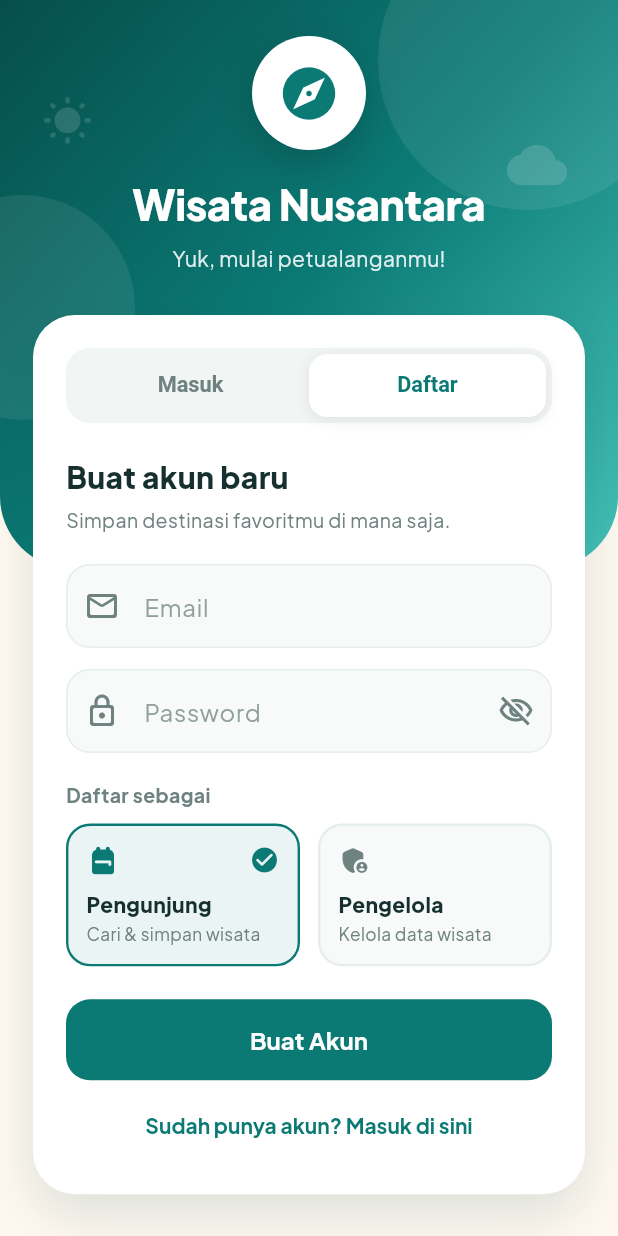
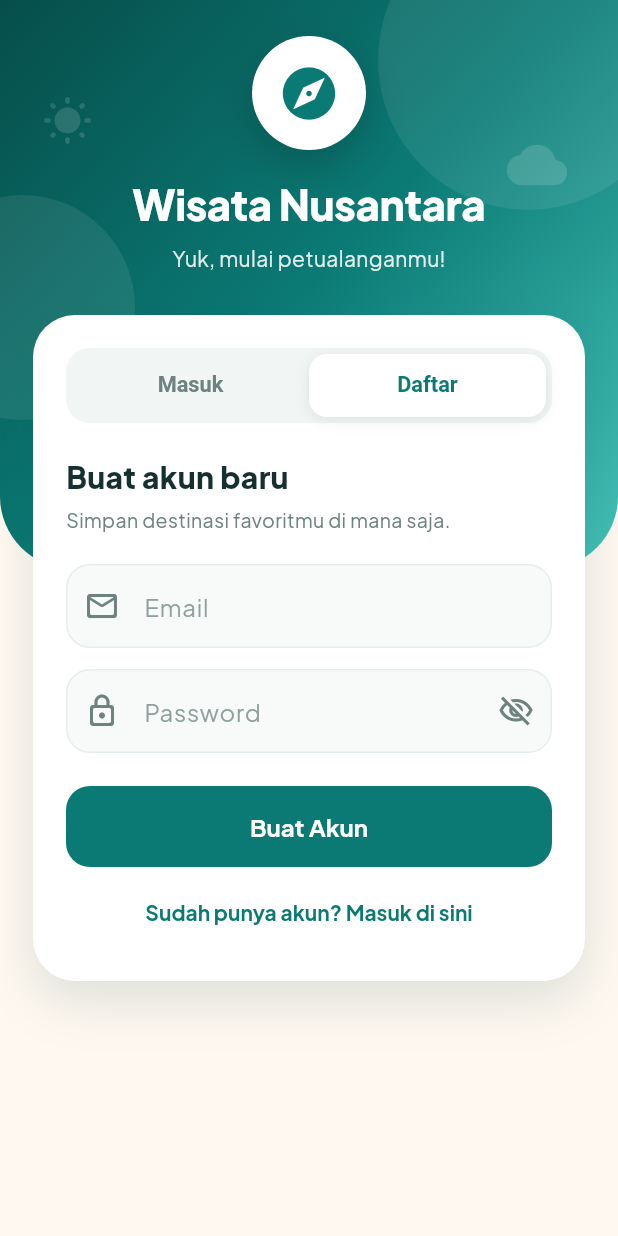
Before and after one commit to muthiahannsa/kelompok-8_Kelas-C_pemrograman_mobile, a Flutter app: the screen it shows after launch, after a tap on "Daftar", on a phone screen of 412 x 824 dp. Run offline on Flutter 3.47's test engine with Material 3 defaults, Android fonts, the phone set to English and light mode, and no system bars; our stand-ins replace cloud_firestore, firebase_auth, firebase_core, firebase_messaging, flutter_local_notifications, flutter_map and 3 more; accounts and stored records are empty.

Commit message:
perbaiki menu register

```diff
--- a/wisata_nusantara/lib/auth/auth_provider.dart
+++ b/wisata_nusantara/lib/auth/auth_provider.dart
@@ -41,11 +41,10 @@ class AuthProvider extends ChangeNotifier {
     super.dispose();
   }
 
-  // Fungsi Register (Membuat akun baru + menyimpan role di Firestore)
+  // Fungsi Register (Membuat akun baru dengan role otomatis 'user')
   Future<String?> register({
     required String email,
     required String password,
-    required String role, // 'admin' atau 'user'
   }) async {
     try {
       _isLoading = true;
@@ -56,15 +55,15 @@ class AuthProvider extends ChangeNotifier {
         password: password,
       );
 
-      // Simpan data role ke Firestore untuk keperluan Authorization
+      // Semua akun baru otomatis ber-role 'user' (admin hanya diubah manual di Console)
       await _firestore.collection('users').doc(cred.user!.uid).set({
         'email': email,
-        'role': role,
+        'role': 'user',
         'createdAt': FieldValue.serverTimestamp(),
       });
 
       _user = cred.user;
-      _role = role;
+      _role = 'user';
       return null; // Berhasil (tidak ada pesan error)
     } on FirebaseAuthException catch (e) {
       return e.message;
@@ -89,13 +88,11 @@ class AuthProvider extends ChangeNotifier {
       );
 
       // Ambil role user dari Firestore (Authorization)
-      DocumentSnapshot doc =
+      final doc =
           await _firestore.collection('users').doc(cred.user!.uid).get();
 
       _user = cred.user;
-      if (doc.exists && doc.data() != null) {
-        _role = (doc.data() as Map<String, dynamic>)['role'] ?? 'user';
-      }
+      _role = (doc.data()?['role'] as String?) ?? 'user';
 
       return null; // Berhasil
     } on FirebaseAuthException catch (e) {
--- a/wisata_nusantara/lib/auth/login_screen.dart
+++ b/wisata_nusantara/lib/auth/login_screen.dart
@@ -20,7 +20,6 @@ class _LoginScreenState extends State<LoginScreen> {
 
   bool _isLoginMode = true;
   bool _obscurePassword = true;
-  String _selectedRole = 'user';
 
   @override
   void dispose() {
@@ -64,7 +63,6 @@ class _LoginScreenState extends State<LoginScreen> {
       errorMessage = await authProvider.register(
         email: email,
         password: password,
-        role: _selectedRole,
       );
     }
 
@@ -260,17 +258,6 @@ class _LoginScreenState extends State<LoginScreen> {
                 return null;
               },
             ),
-            AnimatedSize(
-              duration: const Duration(milliseconds: 280),
-              curve: Curves.easeOutCubic,
-              alignment: Alignment.topCenter,
-              child: _isLoginMode
-                  ? const SizedBox(width: double.infinity, height: 0)
-                  : Padding(
-                      padding: const EdgeInsets.only(top: 18),
-                      child: _buildRoleSelector(),
-                    ),
-            ),
             const SizedBox(height: 22),
             SizedBox(
               height: 54,
@@ -302,49 +289,6 @@ class _LoginScreenState extends State<LoginScreen> {
           ],
         ),
       ),
-    );
-  }
-
-  Widget _buildRoleSelector() {
-    return Column(
-      crossAxisAlignment: CrossAxisAlignment.start,
-      children: [
-        const Text(
-          'Daftar sebagai',
-          style: TextStyle(
-            fontSize: 13,
-            fontWeight: FontWeight.w700,
-            color: AppColors.muted,
-          ),
-        ),
-        const SizedBox(height: 10),
-        IntrinsicHeight(
-          child: Row(
-            crossAxisAlignment: CrossAxisAlignment.stretch,
-            children: [
-              Expanded(
-                child: _RoleOption(
-                  icon: Icons.backpack_rounded,
-                  title: 'Pengunjung',
-                  subtitle: 'Cari & simpan wisata',
-                  selected: _selectedRole == 'user',
-                  onTap: () => setState(() => _selectedRole = 'user'),
-                ),
-              ),
-              const SizedBox(width: 12),
-              Expanded(
-                child: _RoleOption(
-                  icon: Icons.admin_panel_settings_rounded,
-                  title: 'Pengelola',
-                  subtitle: 'Kelola data wisata',
-                  selected: _selectedRole == 'admin',
-                  onTap: () => setState(() => _selectedRole = 'admin'),
-                ),
-              ),
-            ],
-          ),
-        ),
-      ],
     );
   }
 }
@@ -512,80 +456,6 @@ class _ToggleLabel extends StatelessWidget {
   }
 }
 
-class _RoleOption extends StatelessWidget {
-  const _RoleOption({
-    required this.icon,
-    required this.title,
-    required this.subtitle,
-    required this.selected,
-    required this.onTap,
-  });
-
-  final IconData icon;
-  final String title;
-  final String subtitle;
-  final bool selected;
-  final VoidCallback onTap;
-
-  @override
-  Widget build(BuildContext context) {
-    return GestureDetector(
-      onTap: onTap,
-      child: AnimatedContainer(
-        duration: const Duration(milliseconds: 200),
-        padding: const EdgeInsets.all(12),
-        decoration: BoxDecoration(
-          color: selected
-              ? AppColors.teal.withValues(alpha: 0.08)
-              : const Color(0xFFF7FAF9),
-          borderRadius: BorderRadius.circular(16),
-          border: Border.all(
-            color: selected ? AppColors.teal : AppColors.line,
-            width: 1.6,
-          ),
-        ),
-        child: Column(
-          crossAxisAlignment: CrossAxisAlignment.start,
-          children: [
-            Row(
-              children: [
-                Icon(
-                  icon,
-                  size: 22,
-                  color: selected ? AppColors.teal : AppColors.muted,
-                ),
-                const Spacer(),
-                AnimatedOpacity(
-                  duration: const Duration(milliseconds: 200),
-                  opacity: selected ? 1 : 0,
-                  child: const Icon(
-                    Icons.check_circle_rounded,
-                    size: 20,
-                    color: AppColors.teal,
-                  ),
-                ),
-              ],
-            ),
-            const SizedBox(height: 8),
-            Text(
-              title,
-              style: const TextStyle(
-                fontWeight: FontWeight.w800,
-                fontSize: 14,
-              ),
-            ),
-            const SizedBox(height: 2),
-            Text(
-              subtitle,
-              style: const TextStyle(color: AppColors.muted, fontSize: 11.5),
-            ),
-          ],
-        ),
-      ),
-    );
-  }
-}
-
 /// Animasi masuk: fade + geser ke atas saat halaman pertama dibuka.
 class _FadeSlideIn extends StatelessWidget {
   const _FadeSlideIn({required this.child});
```
Also changed, not shown: wisata_nusantara/firebase.json, 1 other file.
